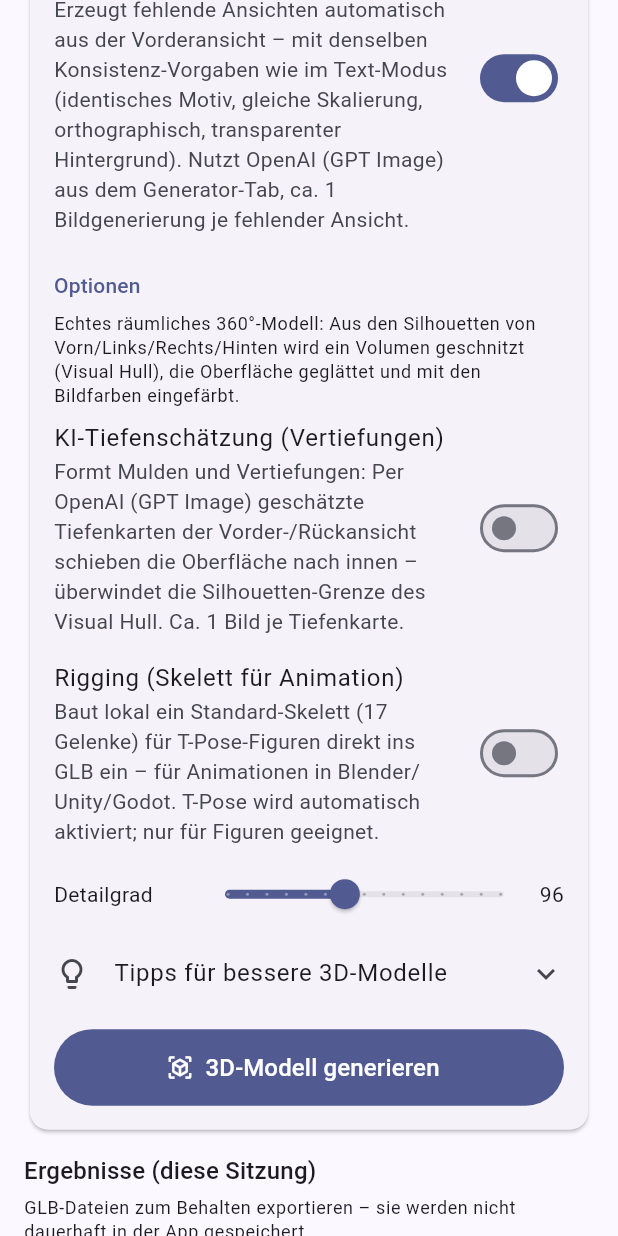
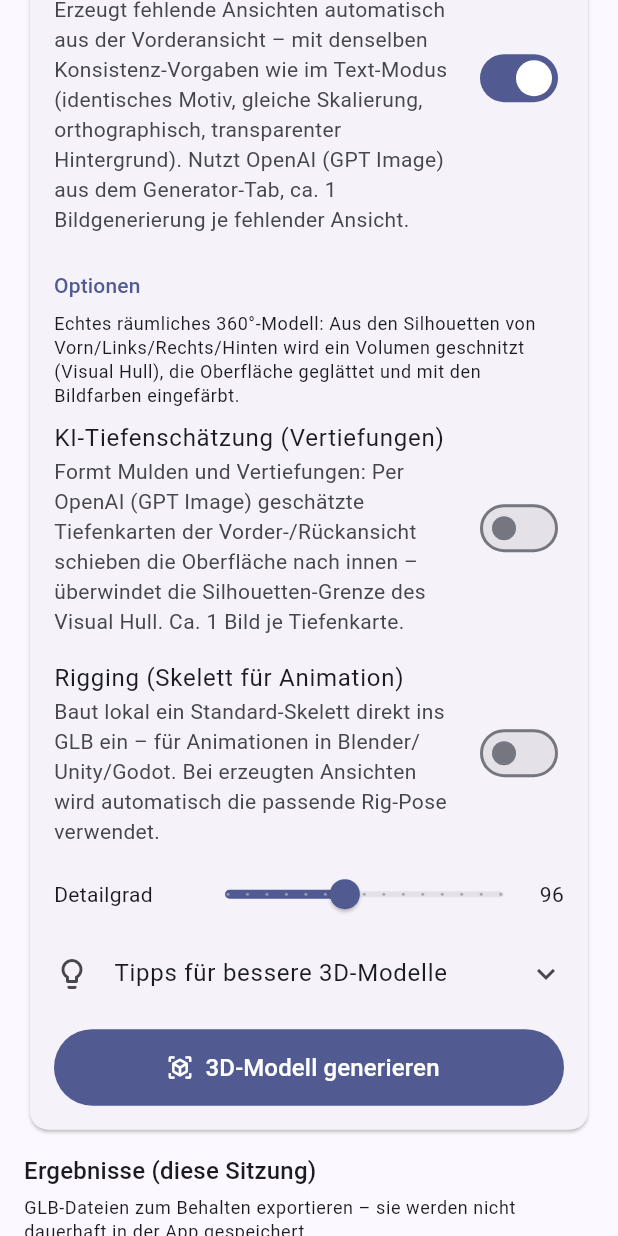
Before and after one commit to Alex1977-code/Bildgenerator, a Flutter app: the ThreeDScreen widget shown alone on an empty page, opened directly with empty values, scrolled down 576 dp, on a phone screen of 412 x 824 dp. Run offline on Flutter 3.47's test engine with Material 3 defaults, Android fonts, the phone set to English and light mode, and no system bars; our stand-ins replace flutter_secure_storage, image_picker, share_plus, shared_preferences, web; missing offline and left inert: dart:js_interop, desktop_drop, file_selector; accounts and stored records are empty.

Commit message:
Auto-Rigging für alle Figurtypen: Tiere, Roboter, Fantasy-Wesen
Der eigene Auto-Rigger (Lokal/Stability) kann jetzt sechs
Skelett-Vorlagen statt nur Humanoide:

- Mensch/Roboter/Fantasy (2 Beine, T-Pose, 17 Gelenke)
- Vierbeiner mit Schwanz (Hund, Pferd, Katze …, 19 Gelenke)
- Insekt/Mehrbeiner (3 Beinpaare, Kopf/Thorax/Abdomen, 22 Gelenke)
- Vogel (gespreizte Flügel, Beine, Schwanz, 13 Gelenke)
- Schlange/ohne Beine (8-Gelenk-Kette entlang der Körperachse)
- Fisch (6-Gelenk-Kette)

Umsetzung: gemeinsamer Skelett-Builder (Gelenk erzeugt automatisch den
Eltern-Knochen, virtuelle Endsegmente für die Gewichte),
injectAutoRig(rigType); Figurtyp-Auswahl unter dem Rigging-Schalter.
Je Figurtyp gibt es eine eigene Rig-Pose (z. B. „alle vier Beine
gerade“, „Flügel gespreizt“, „Körper gestreckt“), die automatisch in
die Konsistenz-Prompts der KI-Ansichten einfließt; der T-Pose-Schalter
weicht in diesem Fall der Figurtyp-Pose. Test deckt alle sechs
Skelette ab (Gelenkzahl, Knoten, Szenen-Anbindung).

Co-Authored-By: Claude <noreply@anthropic.com>
Claude-Session: https://claude.ai/code/session_01X62YrZoYAAA7b7wtJTmR84

```diff
--- a/lib/screens/three_d_screen.dart
+++ b/lib/screens/three_d_screen.dart
@@ -83,6 +83,11 @@ class _ThreeDScreenState extends State<ThreeDScreen> {
 
   /// Lokaler Generator: Vertiefungen per KI-Tiefenkarte formen.
   bool _localDepthAi = false;
+
+  /// Figurtyp fürs eigene Auto-Rigging (Lokal/Stability), siehe
+  /// [rigTypeOptions]: Zweibeiner, Vierbeiner, Insekt, Vogel, Schlange,
+  /// Fisch.
+  String _rigType = 'biped';
 
   // Optionen des lokalen Generators (360°-Modell).
   int _localResolution = 96;
@@ -233,10 +238,18 @@ class _ThreeDScreenState extends State<ThreeDScreen> {
 
     try {
       if (viewPipeline || augmentViews) {
+        // Pose der Ansichten: beim eigenen Auto-Rigging die zum
+        // Figurtyp passende Rig-Pose, sonst optional T-Pose.
+        String? pose;
+        if (_rigging && (isLocal || isStability)) {
+          pose = rigPoseParts[_rigType];
+        } else if (_rigging || _tPose) {
+          pose = rigPoseParts['biped'];
+        }
         final generated = await generateViewsFromText(
           settings: settings,
           description: prompt,
-          tPose: _tPose || _rigging,
+          pose: pose,
           onProgress: progress,
           isCancelled: cancelled,
           // Stability braucht nur ein Bild – das spart Kosten.
@@ -382,7 +395,7 @@ class _ThreeDScreenState extends State<ThreeDScreen> {
     if (!_rigging) return false;
     progress('Skelett wird eingebaut …');
     try {
-      setGlb(injectHumanoidRig(getGlb()));
+      setGlb(injectAutoRig(getGlb(), rigType: _rigType));
       return true;
     } on Exception catch (e) {
       _showSnack('Rigging nicht möglich: '
@@ -697,18 +710,49 @@ class _ThreeDScreenState extends State<ThreeDScreen> {
   }
 
   /// Rigging-Schalter für Lokal und Stability: eigenes Auto-Rigging,
-  /// das lokal ein Standard-Skelett ins GLB einbaut.
+  /// das lokal ein Standard-Skelett ins GLB einbaut – mit wählbarem
+  /// Figurtyp (Zweibeiner, Vierbeiner, Insekt, Vogel, Schlange, Fisch).
   Widget _autoRigSwitch() {
-    return SwitchListTile(
+    return Column(
+      crossAxisAlignment: CrossAxisAlignment.start,
+      children: [
+        SwitchListTile(
           contentPadding: EdgeInsets.zero,
           title: const Text('Rigging (Skelett für Animation)'),
           subtitle: const Text(
-          'Baut lokal ein Standard-Skelett (17 Gelenke) für '
-          'T-Pose-Figuren direkt ins GLB ein – für Animationen in '
-          'Blender/Unity/Godot. T-Pose wird automatisch aktiviert; nur '
-          'für Figuren geeignet.'),
+              'Baut lokal ein Standard-Skelett direkt ins GLB ein – für '
+              'Animationen in Blender/Unity/Godot. Bei erzeugten '
+              'Ansichten wird automatisch die passende Rig-Pose '
+              'verwendet.'),
           value: _rigging,
           onChanged: _running ? null : (v) => setState(() => _rigging = v),
+        ),
+        if (_rigging) ...[
+          DropdownMenu<String>(
+            key: ValueKey('rigtype-$_rigType'),
+            enabled: !_running,
+            initialSelection: _rigType,
+            label: const Text('Figurtyp (Skelett)'),
+            expandedInsets: EdgeInsets.zero,
+            dropdownMenuEntries: [
+              for (final (value, name) in rigTypeOptions)
+                DropdownMenuEntry(value: value, label: name),
+            ],
+            onSelected: (value) {
+              if (value != null) setState(() => _rigType = value);
+            },
+          ),
+          const SizedBox(height: 4),
+          Text(
+            'Heuristisches Standard-Skelett mit '
+            '${rigJointCounts[_rigType]} Gelenken. Das Motiv sollte in '
+            'der passenden Rig-Pose stehen – bei automatisch erzeugten '
+            'Ansichten passiert das von selbst.',
+            style: Theme.of(context).textTheme.bodySmall,
+          ),
+          const SizedBox(height: 8),
+        ],
+      ],
     );
   }
 
@@ -814,6 +858,9 @@ class _ThreeDScreenState extends State<ThreeDScreen> {
     final isLocal = settings.threeDProvider == 'local';
     final isStability = settings.threeDProvider == 'stability';
     final riggingForcesTPose = _rigging;
+    // Beim eigenen Auto-Rigging kommt die Pose aus dem Figurtyp –
+    // der T-Pose-Schalter wäre dann irreführend.
+    final rigPoseActive = _rigging && (isLocal || isStability);
     return ListView(
       padding: const EdgeInsets.all(16),
       children: [
@@ -919,6 +966,7 @@ class _ThreeDScreenState extends State<ThreeDScreen> {
                           setState(() => _artStyle = selection.first),
                     ),
                   ],
+                  if (!rigPoseActive)
                     SwitchListTile(
                       contentPadding: EdgeInsets.zero,
                       title: const Text('T-Pose (für Figuren empfohlen)'),
@@ -926,9 +974,10 @@ class _ThreeDScreenState extends State<ThreeDScreen> {
                           ? 'Durch Rigging automatisch aktiv – gespreizte '
                               'Arme lassen sich am besten rekonstruieren.'
                           : 'Figur mit gespreizten Armen erzeugen – lässt '
-                            'sich deutlich besser räumlich rekonstruieren, '
-                            'auch ohne Rigging. Für Objekte (Gebäude, '
-                            'Fahrzeuge …) ausschalten.'),
+                              'sich deutlich besser räumlich '
+                              'rekonstruieren, auch ohne Rigging. Für '
+                              'Objekte (Gebäude, Fahrzeuge …) '
+                              'ausschalten.'),
                       value: _tPose || riggingForcesTPose,
                       onChanged: _running || riggingForcesTPose
                           ? null
@@ -1359,7 +1408,10 @@ class _ThreeDScreenState extends State<ThreeDScreen> {
                       'keine Szenen mit mehreren Objekten.\n'
                       '• Figuren in T-Pose erzeugen (Schalter im '
                       'Text-Modus) – gespreizte Arme rekonstruieren sich '
-                      'deutlich besser, auch ohne Rigging.\n'
+                      'deutlich besser, auch ohne Rigging. Beim Rigging '
+                      'von Tieren, Robotern oder Fantasy-Wesen den '
+                      'passenden Figurtyp wählen – die richtige Rig-Pose '
+                      'wird automatisch verwendet.\n'
                       '• Erzeugte Ansichten kurz prüfen: eine unpassende '
                       'Ansicht löschen (X) und neu erzeugen lassen kostet '
                       'nur ein Bild, verbessert das Modell aber stark.\n'
--- a/lib/services/view_generator.dart
+++ b/lib/services/view_generator.dart
@@ -25,13 +25,32 @@ const _tPosePart = 'full body character standing in a strict T-pose, arms '
     'stretched out horizontally to the sides, legs slightly apart, neutral '
     'expression';
 
+/// Rig-Posen je Figurtyp (siehe auto_rig.dart): sorgen dafür, dass die
+/// erzeugten Ansichten zur jeweiligen Skelett-Vorlage passen.
+const rigPoseParts = {
+  'biped': _tPosePart,
+  'quadruped': 'full body animal standing squarely on all four straight '
+      'legs, legs clearly separated, head raised and facing forward, tail '
+      'extended straight behind',
+  'insect': 'full body insect or arthropod with the body horizontal and '
+      'all legs spread out symmetrically to the sides, every leg clearly '
+      'separated and visible',
+  'bird': 'full body bird with both wings fully spread out horizontally '
+      'to the sides, tail feathers extended behind, legs visible below '
+      'the body',
+  'snake': 'full body snake stretched out almost straight with only '
+      'gentle curves, head clearly visible at one end',
+  'fish': 'full body fish with the body straight and horizontal, all '
+      'fins spread and clearly visible',
+};
+
 const _stagingPart = 'single subject only, perfectly centered, completely '
     'visible with a small margin, orthographic view without perspective '
     'distortion, plain fully transparent background, no ground plane, no '
     'shadow, no reflections, even diffuse studio lighting, crisp details';
 
-String _frontPrompt(String description, bool tPose) =>
-    '$description. ${tPose ? '$_tPosePart, ' : ''}'
+String _frontPrompt(String description, String? pose) =>
+    '$description. ${pose == null ? '' : '$pose, '}'
     'exact FRONT view (subject facing the camera directly), $_stagingPart';
 
 String _turnPrompt(String viewInstruction) =>
@@ -76,11 +95,13 @@ const _viewInstructions = {
 /// Erzeugt die vier Ansichten (bzw. nur die Vorderansicht bei
 /// [frontOnly]). In [existing] bereits vorhandene Ansichten werden
 /// wiederverwendet statt neu generiert – so lassen sich einzelne
-/// Ansichten gezielt austauschen. Wirft [GenerationException] bei Fehlern.
+/// Ansichten gezielt austauschen. [pose] ist eine optionale
+/// Pose-Anweisung (siehe [rigPoseParts]) für rigging-taugliche
+/// Ansichten. Wirft [GenerationException] bei Fehlern.
 Future<GeneratedViews> generateViewsFromText({
   required SettingsService settings,
   required String description,
-  required bool tPose,
+  String? pose,
   required void Function(String stage) onProgress,
   required bool Function() isCancelled,
   bool frontOnly = false,
@@ -135,7 +156,7 @@ Future<GeneratedViews> generateViewsFromText({
   }
 
   final front = existing['front'] ??
-      await generateOne('Vorn', _frontPrompt(description, tPose));
+      await generateOne('Vorn', _frontPrompt(description, pose));
   final views = <String, ReferenceImage>{'front': front};
   if (!frontOnly) {
     const labels = {'left': 'Links', 'right': 'Rechts', 'back': 'Hinten'};
```
Also changed, not shown: lib/services/auto_rig.dart (+171 -81 lines), 2 other files. Lines whose indentation alone changed are shown as unchanged.
